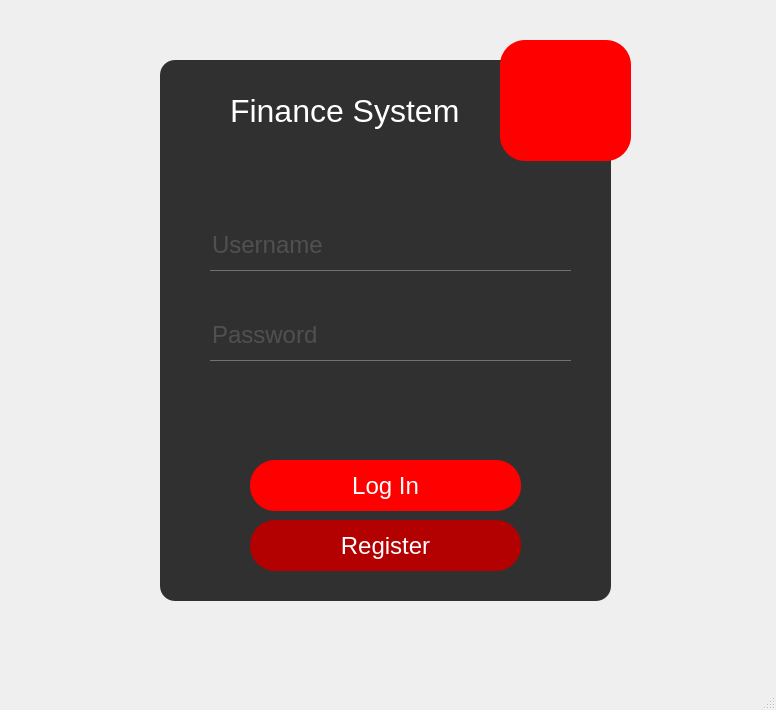
Above: login.ui from rafaello166/financialSystemQT before the change. Below: the same form after it.
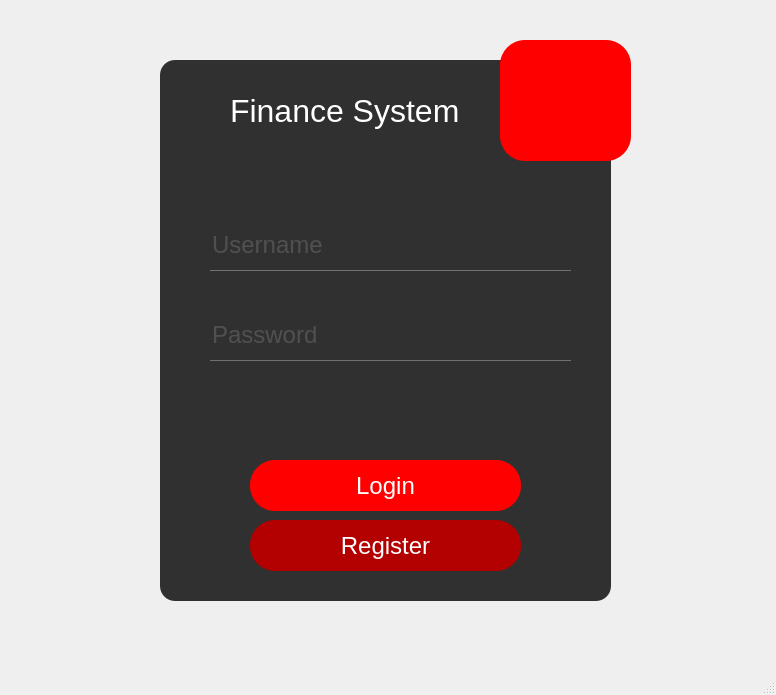
That is the form after the change. Icons and pictures are not drawn.

Patch:
```diff
--- a/login.ui
+++ b/login.ui
@@ -7,7 +7,7 @@
     <x>0</x>
     <y>0</y>
     <width>776</width>
-    <height>710</height>
+    <height>695</height>
    </rect>
   </property>
   <property name="windowTitle">
@@ -99,7 +99,7 @@
       </rect>
      </property>
      <property name="text">
-      <string>Log In</string>
+      <string>Login</string>
      </property>
     </widget>
     <widget class="QLineEdit" name="lineEdit_user">
```
Left out of the diff: 4 changed lines with no effect on the pictures.
